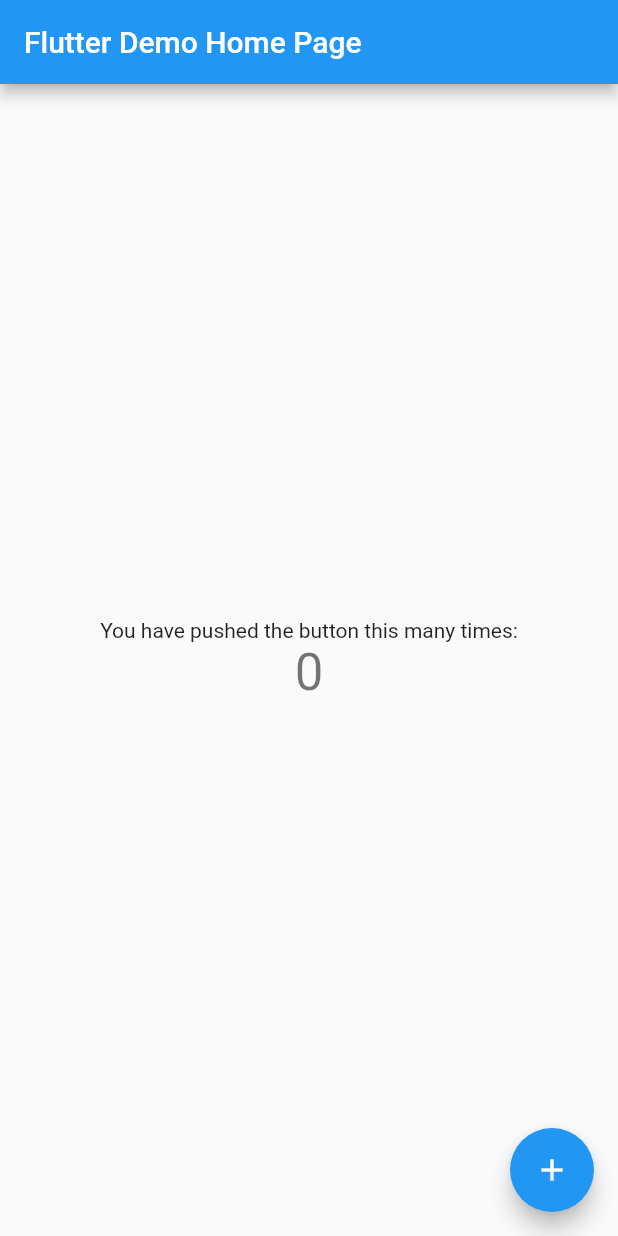
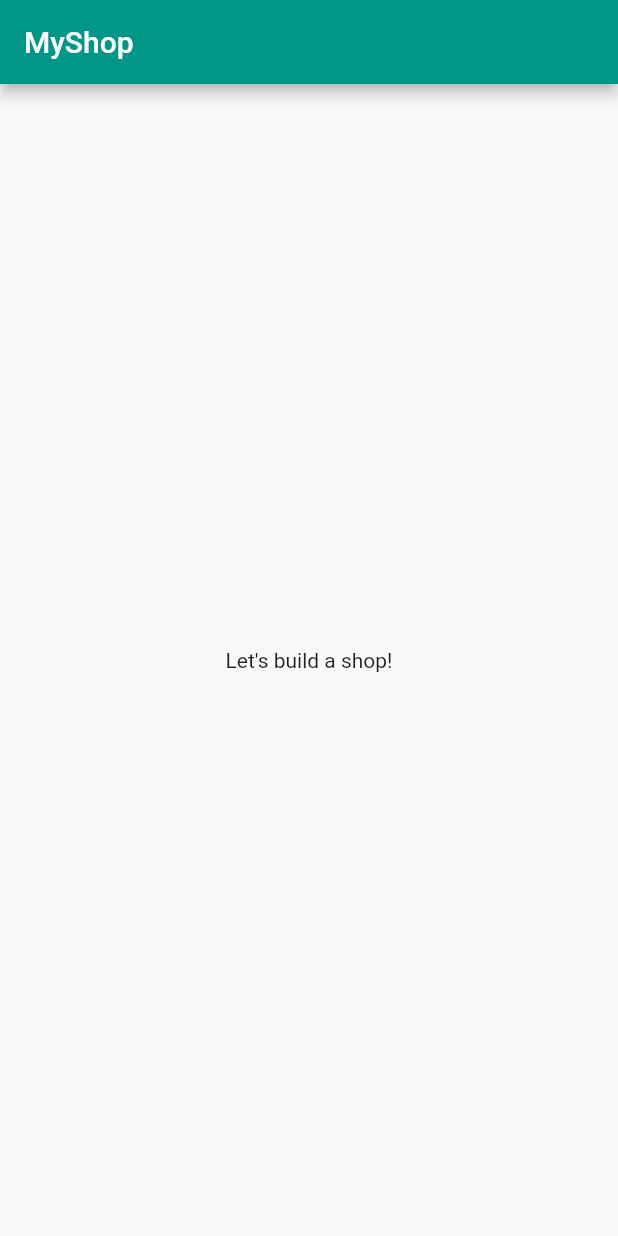
Before and after one commit to phschaefer/shop_app, a Flutter app: the screen it shows after launch, on a phone screen of 412 x 824 dp. Run offline on Flutter 3.47's test engine with Material 2 defaults, Android fonts, the phone set to English and light mode, and no system bars.

```diff
--- a/lib/main.dart
+++ b/lib/main.dart
@@ -1,115 +1,30 @@
 import 'package:flutter/material.dart';
 
-void main() {
-  runApp(const MyApp());
-}
+void main() => runApp(MyApp());
 
 class MyApp extends StatelessWidget {
-  const MyApp({Key? key}) : super(key: key);
-
-  // This widget is the root of your application.
   @override
   Widget build(BuildContext context) {
     return MaterialApp(
-      title: 'Flutter Demo',
+      title: 'MyShop',
       theme: ThemeData(
-        // This is the theme of your application.
-        //
-        // Try running your application with "flutter run". You'll see the
-        // application has a blue toolbar. Then, without quitting the app, try
-        // changing the primarySwatch below to Colors.green and then invoke
-        // "hot reload" (press "r" in the console where you ran "flutter run",
-        // or simply save your changes to "hot reload" in a Flutter IDE).
-        // Notice that the counter didn't reset back to zero; the application
-        // is not restarted.
-        primarySwatch: Colors.blue,
+        primarySwatch: Colors.teal,
       ),
-      home: const MyHomePage(title: 'Flutter Demo Home Page'),
+      home: MyHomePage(),
     );
   }
 }
 
-class MyHomePage extends StatefulWidget {
-  const MyHomePage({Key? key, required this.title}) : super(key: key);
-
-  // This widget is the home page of your application. It is stateful, meaning
-  // that it has a State object (defined below) that contains fields that affect
-  // how it looks.
-
-  // This class is the configuration for the state. It holds the values (in this
-  // case the title) provided by the parent (in this case the App widget) and
-  // used by the build method of the State. Fields in a Widget subclass are
-  // always marked "final".
-
-  final String title;
-
-  @override
-  State<MyHomePage> createState() => _MyHomePageState();
-}
-
-class _MyHomePageState extends State<MyHomePage> {
-  int _counter = 0;
-
-  void _incrementCounter() {
-    setState(() {
-      // This call to setState tells the Flutter framework that something has
-      // changed in this State, which causes it to rerun the build method below
-      // so that the display can reflect the updated values. If we changed
-      // _counter without calling setState(), then the build method would not be
-      // called again, and so nothing would appear to happen.
-      _counter++;
-    });
-  }
-
+class MyHomePage extends StatelessWidget {
   @override
   Widget build(BuildContext context) {
-    // This method is rerun every time setState is called, for instance as done
-    // by the _incrementCounter method above.
-    //
-    // The Flutter framework has been optimized to make rerunning build methods
-    // fast, so that you can just rebuild anything that needs updating rather
-    // than having to individually change instances of widgets.
     return Scaffold(
       appBar: AppBar(
-        // Here we take the value from the MyHomePage object that was created by
-        // the App.build method, and use it to set our appbar title.
-        title: Text(widget.title),
+        title: Text('MyShop'),
       ),
       body: Center(
-        // Center is a layout widget. It takes a single child and positions it
-        // in the middle of the parent.
-        child: Column(
-          // Column is also a layout widget. It takes a list of children and
-          // arranges them vertically. By default, it sizes itself to fit its
-          // children horizontally, and tries to be as tall as its parent.
-          //
-          // Invoke "debug painting" (press "p" in the console, choose the
-          // "Toggle Debug Paint" action from the Flutter Inspector in Android
-          // Studio, or the "Toggle Debug Paint" command in Visual Studio Code)
-          // to see the wireframe for each widget.
-          //
-          // Column has various properties to control how it sizes itself and
-          // how it positions its children. Here we use mainAxisAlignment to
-          // center the children vertically; the main axis here is the vertical
-          // axis because Columns are vertical (the cross axis would be
-          // horizontal).
-          mainAxisAlignment: MainAxisAlignment.center,
-          children: <Widget>[
-            const Text(
-              'You have pushed the button this many times:',
-            ),
-            Text(
-              '$_counter',
-              style: Theme.of(context).textTheme.headline4,
-            ),
-          ],
-        ),
+        child: Text('Let\'s build a shop!'),
       ),
-      floatingActionButton: FloatingActionButton(
-        onPressed: _incrementCounter,
-        tooltip: 'Increment',
-        child: const Icon(Icons.add),
-      ), // This trailing comma makes auto-formatting nicer for build methods.
     );
   }
 }
```
Also changed, not shown: lib/models/product.dart (added, +17 -0 lines), lib/screens/products_overview_screen.dart (added, +10 -0 lines), 1 other file.
